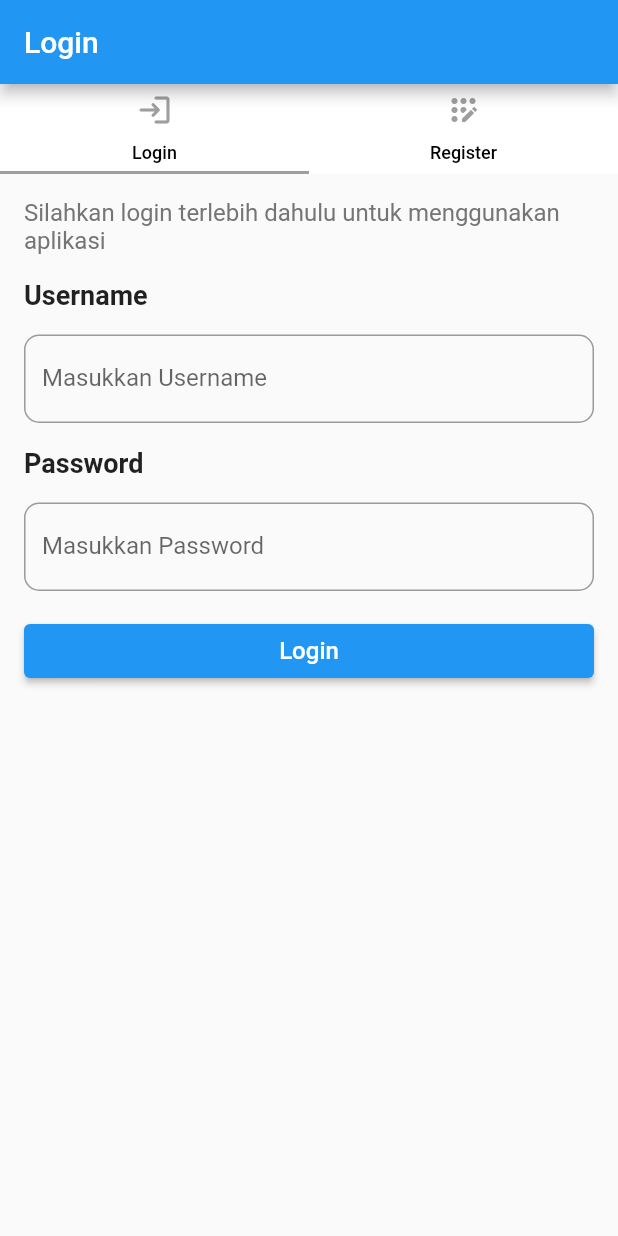
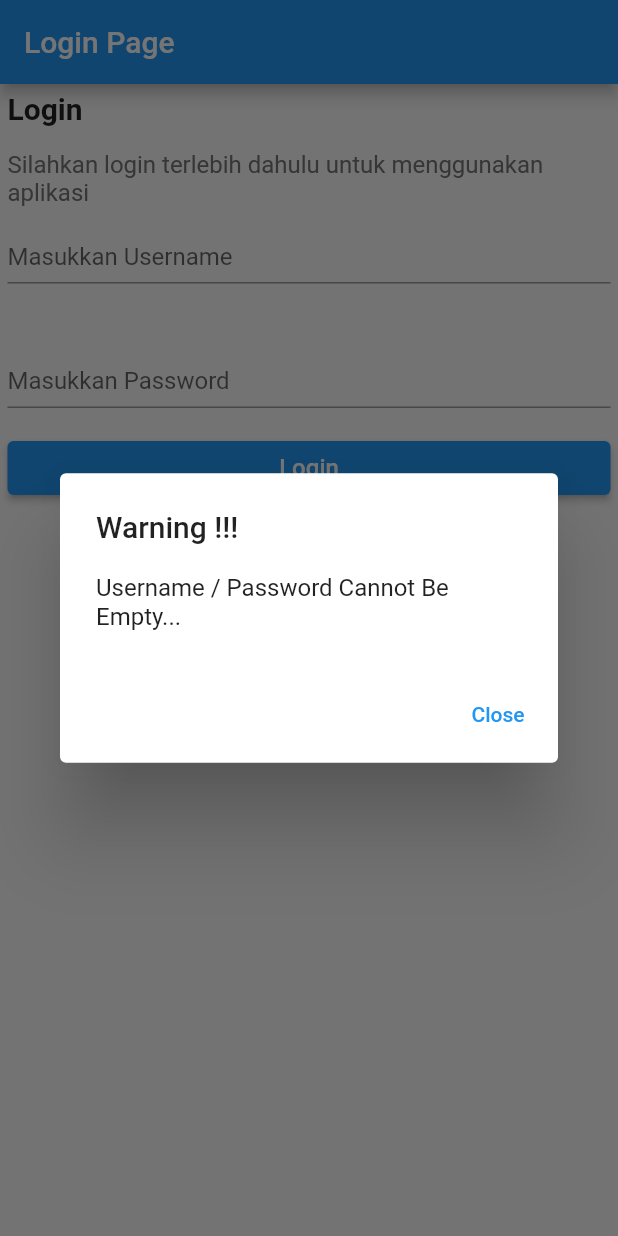
Before and after one commit to mrfna/login_app, a Flutter app: the screen it shows after launch, after a tap on "Login", on a phone screen of 412 x 824 dp. Run offline on Flutter 3.47's test engine with Material 2 defaults, Android fonts, the phone set to English and light mode, and no system bars.

Commit message:
Update Login Post dengan HTTP

```diff
--- a/lib/main.dart
+++ b/lib/main.dart
@@ -1,5 +1,5 @@
 import 'package:flutter/material.dart';
-import 'package:login_app/pageLoginRegister.dart';
+import 'package:login_app/pageLogin.dart';
 
 void main() {
   runApp(MyApp());
@@ -15,7 +15,7 @@ class MyApp extends StatelessWidget {
       theme: ThemeData(
         primarySwatch: Colors.blue,
       ),
-      home: PageLoginRegister(),
+      home: PageLogin(),
     );
   }
 }
--- a/lib/pageLogin.dart
+++ b/lib/pageLogin.dart
@@ -1,30 +1,104 @@
+import 'dart:convert';
+import 'package:http/http.dart' as http;
 import 'dart:ui';
 import 'package:flutter/material.dart';
 
 class PageLogin extends StatefulWidget {
-  TabController? tabcontroller;
-  PageLogin(this.tabcontroller);
+  const PageLogin({Key? key}) : super(key: key);
 
   @override
   _PageLoginState createState() => _PageLoginState();
 }
 
 class _PageLoginState extends State<PageLogin> {
+  final username = new TextEditingController();
+  final password = new TextEditingController();
+
   // Ketika Button Login Di Tekan Akan Menjalankan Action Ini
-  void prosesLogin() {
-    print('ok');
+  void prosesLogin() async {
+    if (username.text == '' || password.text == '') {
+      // Keluar Alert Data Tidak Boleh Kosong
+      showDialog(
+        context: context,
+        builder: (BuildContext context) {
+          // return object of type Dialog
+          return AlertDialog(
+            title: new Text("Warning !!!"),
+            content: new Text("Username / Password Cannot Be Empty... "),
+            actions: <Widget>[
+              // usually buttons at the bottom of the dialog
+              new TextButton(
+                child: new Text("Close"),
+                onPressed: () {
+                  Navigator.of(context).pop();
+                },
+              ),
+            ],
+          );
+        },
+      );
+    } else {
+      // Proses Login
+      var datalogin = await http.post(
+          Uri.parse("https://freehost.my.id/Api/Login"),
+          body: {"username": username.text, "password": password.text});
+      var login = await json.decode(
+        datalogin.body,
+      );
+
+      // Validasi Data
+      if (login['response_status'] == 'OK') {
+        print('Berhasil Login');
+        // Dia Diijinkan Masuk Ke halaman Dashboard
+
+      } else {
+        // Kalau Gagal Kasih Dialog Gagal
+        showDialog(
+          context: context,
+          builder: (BuildContext context) {
+            // return object of type Dialog
+            return AlertDialog(
+              title: new Text("Warning !!!"),
+              content: new Text("Username / Password Wrong ... "),
+              actions: <Widget>[
+                // usually buttons at the bottom of the dialog
+                new TextButton(
+                  child: new Text("Close"),
+                  onPressed: () {
+                    Navigator.of(context).pop();
+                  },
+                ),
+              ],
+            );
+          },
+        );
+      }
+    }
   }
 
   @override
   Widget build(BuildContext context) {
     return Scaffold(
-      body: SingleChildScrollView(
-        child: Container(
+      resizeToAvoidBottomInset: false,
+      appBar: AppBar(
+        title: Text('Login Page'),
+      ),
+      body: Container(
         child: Padding(
-            padding: EdgeInsets.all(16),
+          padding: EdgeInsets.all(5),
           child: Column(
             crossAxisAlignment: CrossAxisAlignment.start,
             children: [
+              Text(
+                'Login',
+                style: TextStyle(
+                  fontWeight: FontWeight.bold,
+                  fontSize: 20,
+                ),
+              ),
+              SizedBox(
+                height: 16,
+              ),
               Text(
                 'Silahkan login terlebih dahulu untuk menggunakan aplikasi',
                 style: TextStyle(fontSize: 16, color: Colors.grey[600]),
@@ -32,44 +106,33 @@ class _PageLoginState extends State<PageLogin> {
               SizedBox(
                 height: 16,
               ),
-                Text(
-                  'Username',
-                  style: TextStyle(
-                    fontWeight: FontWeight.bold,
-                    fontSize: 18,
+              TextFormField(
+                controller: username,
+                obscureText: false,
+                decoration: InputDecoration(
+                  hintText: "Username",
+                  labelText: "Masukkan Username",
+                  contentPadding: EdgeInsets.zero,
+                  isDense: true,
                 ),
               ),
               SizedBox(
                 height: 16,
               ),
-                TextField(
-                  decoration: InputDecoration(
-                    border: OutlineInputBorder(
-                      borderRadius: BorderRadius.circular(10),
-                    ),
-                    labelText: 'Masukkan Username',
-                  ),
+              SizedBox(
+                height: 16,
               ),
               SizedBox(
                 height: 16,
               ),
-                Text(
-                  'Password',
-                  style: TextStyle(
-                    fontWeight: FontWeight.bold,
-                    fontSize: 18,
-                  ),
-                ),
-                SizedBox(
-                  height: 16,
-                ),
-                TextField(
+              TextFormField(
+                controller: password,
                 obscureText: true,
                 decoration: InputDecoration(
-                    border: OutlineInputBorder(
-                      borderRadius: BorderRadius.circular(10),
-                    ),
-                    labelText: 'Masukkan Password',
+                  hintText: "Password",
+                  labelText: "Masukkan Password",
+                  contentPadding: EdgeInsets.zero,
+                  isDense: true,
                 ),
               ),
               SizedBox(
@@ -93,7 +156,6 @@ class _PageLoginState extends State<PageLogin> {
           ),
         ),
       ),
-      ),
     );
   }
 }
--- a/lib/pageLoginRegister.dart
+++ b/lib/pageLoginRegister.dart
@@ -1,5 +1,4 @@
 import 'package:flutter/material.dart';
-import 'package:login_app/pageLogin.dart';
 
 class PageLoginRegister extends StatefulWidget {
   const PageLoginRegister({Key? key}) : super(key: key);
@@ -8,12 +7,16 @@ class PageLoginRegister extends StatefulWidget {
   _PageLoginRegisterState createState() => _PageLoginRegisterState();
 }
 
-class _PageLoginRegisterState extends State<PageLoginRegister> with TickerProviderStateMixin {
+class _PageLoginRegisterState extends State<PageLoginRegister>
+    with TickerProviderStateMixin {
   TabController? tabcontroll;
 
   @override
   void initState() {
-    tabcontroll = TabController(length: 2, vsync: this);
+    tabcontroll = TabController(
+      length: 1,
+      vsync: this,
+    );
     super.initState();
   }
 
@@ -21,7 +24,9 @@ class _PageLoginRegisterState extends State<PageLoginRegister> with TickerProvid
   Widget build(BuildContext context) {
     return Scaffold(
       appBar: AppBar(
-        title: Text('Login'),
+        title: Text(
+          'Login',
+        ),
       ),
       body: Column(
         children: [
@@ -39,7 +44,10 @@ class _PageLoginRegisterState extends State<PageLoginRegister> with TickerProvid
                   ),
                   child: Text(
                     'Login',
-                        style: TextStyle(fontSize: 12, color: Colors.black),
+                    style: TextStyle(
+                      fontSize: 12,
+                      color: Colors.black,
+                    ),
                   ),
                 ),
                 Tab(
@@ -51,15 +59,16 @@ class _PageLoginRegisterState extends State<PageLoginRegister> with TickerProvid
                     'Register',
                     style: TextStyle(fontSize: 12, color: Colors.black),
                   ),
-                    )
-                  ])),
+                ),
+              ],
+            ),
+          ),
           Expanded(
             child: Container(
               child: TabBarView(
                 controller: tabcontroll,
                 children: [
-                  PageLogin(tabcontroll),
-                  PageLogin(tabcontroll)
+                  // PageLogin(tabcontroll),
                 ],
               ),
             ),
--- a/pubspec.yaml
+++ b/pubspec.yaml
@@ -28,6 +28,7 @@ dependencies:
   # The following adds the Cupertino Icons font to your application.
   # Use with the CupertinoIcons class for iOS style icons.
   cupertino_icons: ^1.0.2
+  http: ^0.13.3
 
 dev_dependencies:
   flutter_test:
```
Also changed, not shown: pubspec.lock. Lines whose indentation alone changed are shown as unchanged.
